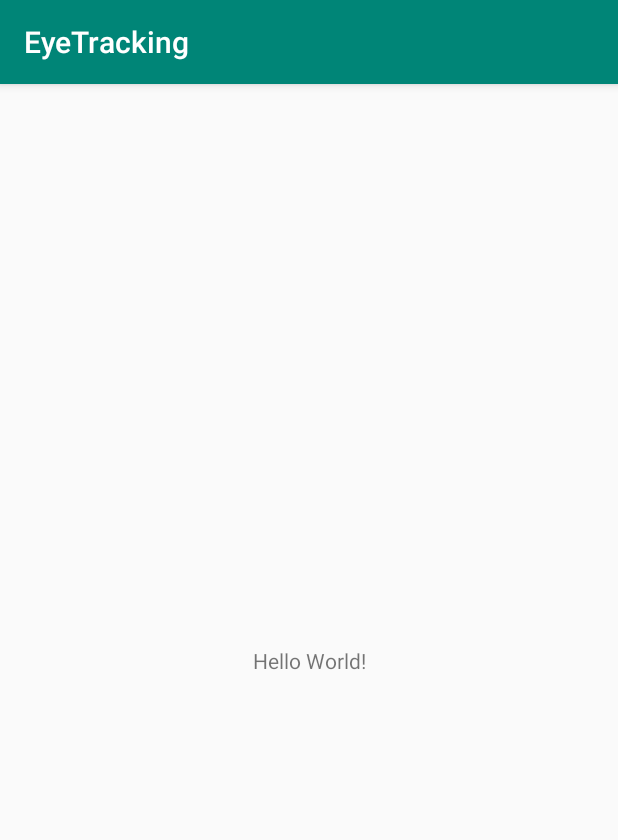
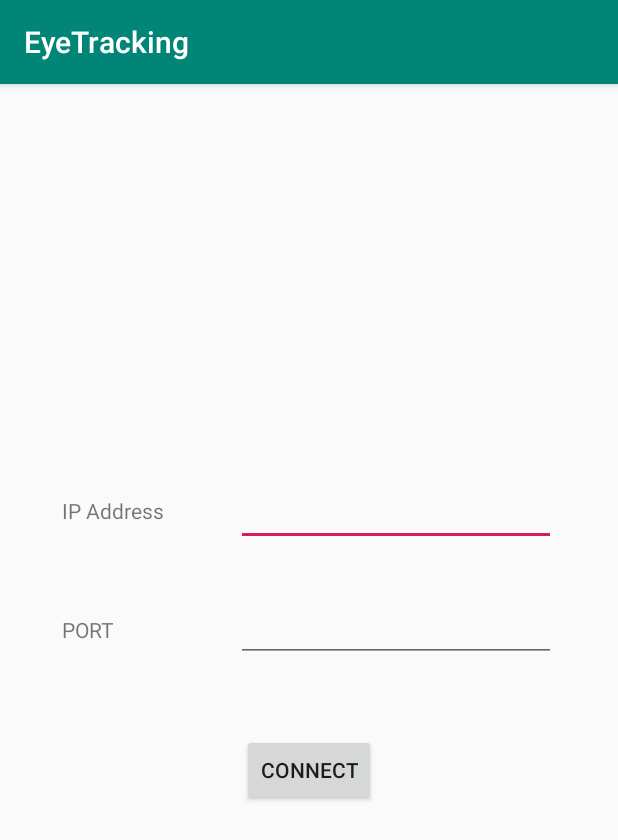
Before and after one commit to SwathyD/EyeTracking, an Android app: the screen it shows after launch (MainActivity before the commit, ServerConnectFormActivity after it), on a phone screen of 412 x 824 dp. Shown: the top 840 px of the screen. Run offline under Robolectric (Android 15) with nearby library versions, the phone set to English and light mode, and no system bars; libraries missing offline, so code that uses them is left out: com.nabinbhandari.android; 1 statement that could not run was skipped.

```diff
--- /dev/null
+++ b/EyeTrackingCompanionApp/app/src/main/java/com/personal/eyetracking/ServerConnectFormActivity.java
@@ -0,0 +1,44 @@
+package com.personal.eyetracking;
+
+import androidx.appcompat.app.AppCompatActivity;
+
+import android.Manifest;
+import android.content.Intent;
+import android.os.Bundle;
+import android.view.View;
+import android.widget.Button;
+import android.widget.EditText;
+
+import com.nabinbhandari.android.permissions.PermissionHandler;
+import com.nabinbhandari.android.permissions.Permissions;
+
+public class ServerConnectFormActivity extends AppCompatActivity {
+
+    @Override
+    protected void onCreate(Bundle savedInstanceState) {
+        super.onCreate(savedInstanceState);
+        setContentView(R.layout.activity_server_connect);
+
+        final Button connect_button = findViewById(R.id.button);
+        final EditText server_ip = findViewById(R.id.editText);
+        final EditText port = findViewById(R.id.editText2);
+
+        Permissions.check(this, Manifest.permission.INTERNET, "Click on Allow!", new PermissionHandler() {
+            @Override
+            public void onGranted() {
+
+                connect_button.setOnClickListener(new View.OnClickListener() {
+                    @Override
+                    public void onClick(View v) {
+                        Intent i = new Intent(ServerConnectFormActivity.this, CompanionAppRelay.class);
+                        i.putExtra("port", Integer.parseInt(port.getText().toString()));
+                        i.putExtra("ip", server_ip.getText().toString());
+
+                        startActivity(i);
+                    }
+                });
+            }
+        });
+
+    }
+}
--- /dev/null
+++ b/EyeTrackingCompanionApp/app/src/main/res/layout/activity_server_connect.xml
@@ -0,0 +1,77 @@
+<?xml version="1.0" encoding="utf-8"?>
+<androidx.constraintlayout.widget.ConstraintLayout xmlns:android="http://schemas.android.com/apk/res/android"
+    xmlns:app="http://schemas.android.com/apk/res-auto"
+    xmlns:tools="http://schemas.android.com/tools"
+    android:layout_width="match_parent"
+    android:layout_height="match_parent"
+    tools:context=".ServerConnectFormActivity">
+
+    <Button
+        android:id="@+id/button"
+        android:layout_width="wrap_content"
+        android:layout_height="wrap_content"
+        android:layout_marginTop="48dp"
+        android:text="CONNECT"
+        app:layout_constraintEnd_toEndOf="parent"
+        app:layout_constraintStart_toStartOf="parent"
+        app:layout_constraintTop_toBottomOf="@+id/editText2" />
+
+    <TextView
+        android:id="@+id/textView"
+        android:layout_width="wrap_content"
+        android:layout_height="wrap_content"
+        android:layout_marginTop="44dp"
+        android:text="IP Address"
+        app:layout_constraintStart_toStartOf="@+id/guideline"
+        app:layout_constraintTop_toTopOf="@+id/guideline4" />
+
+    <TextView
+        android:id="@+id/textView2"
+        android:layout_width="wrap_content"
+        android:layout_height="wrap_content"
+        android:layout_marginTop="60dp"
+        android:text="PORT"
+        app:layout_constraintStart_toStartOf="@+id/guideline"
+        app:layout_constraintTop_toBottomOf="@+id/textView" />
+
+    <EditText
+        android:id="@+id/editText"
+        android:layout_width="wrap_content"
+        android:layout_height="wrap_content"
+        android:layout_marginTop="32dp"
+        android:ems="10"
+        android:inputType="textPersonName"
+        app:layout_constraintEnd_toStartOf="@+id/guideline3"
+        app:layout_constraintTop_toTopOf="@+id/guideline4" />
+
+    <EditText
+        android:id="@+id/editText2"
+        android:layout_width="wrap_content"
+        android:layout_height="wrap_content"
+        android:layout_marginTop="32dp"
+        android:ems="10"
+        android:inputType="textPersonName"
+        app:layout_constraintEnd_toStartOf="@+id/guideline3"
+        app:layout_constraintTop_toBottomOf="@+id/editText" />
+
+    <androidx.constraintlayout.widget.Guideline
+        android:id="@+id/guideline"
+        android:layout_width="wrap_content"
+        android:layout_height="wrap_content"
+        android:orientation="vertical"
+        app:layout_constraintGuide_percent=".1" />
+
+    <androidx.constraintlayout.widget.Guideline
+        android:id="@+id/guideline3"
+        android:layout_width="wrap_content"
+        android:layout_height="wrap_content"
+        android:orientation="vertical"
+        app:layout_constraintGuide_percent=".9" />
+
+    <androidx.constraintlayout.widget.Guideline
+        android:id="@+id/guideline4"
+        android:layout_width="wrap_content"
+        android:layout_height="wrap_content"
+        android:orientation="horizontal"
+        app:layout_constraintGuide_percent=".3" />
+</androidx.constraintlayout.widget.ConstraintLayout>
```
Also changed, not shown: EyeTrackingCompanionApp/app/src/main/AndroidManifest.xml (+13 -3 lines), EyeTrackingCompanionApp/app/src/main/java/com/personal/eyetracking/CompanionAppRelay.java (added, +241 -0 lines), EyeTrackingCompanionApp/app/src/main/res/layout/activity_main.xml (+22 -7 lines).
